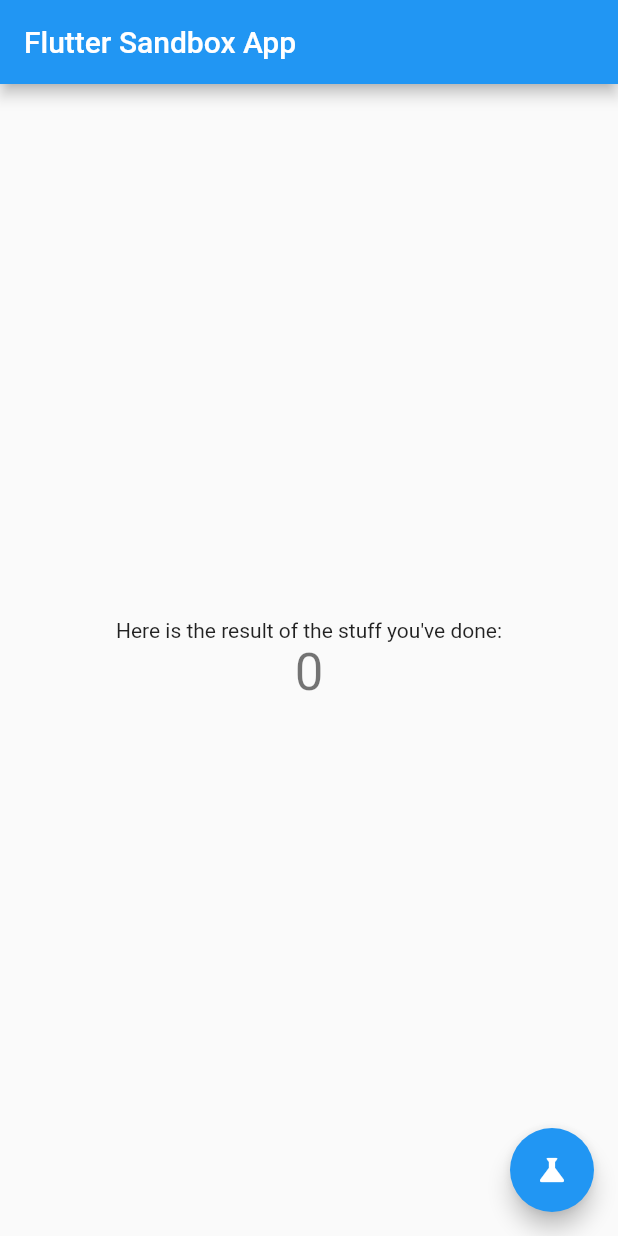
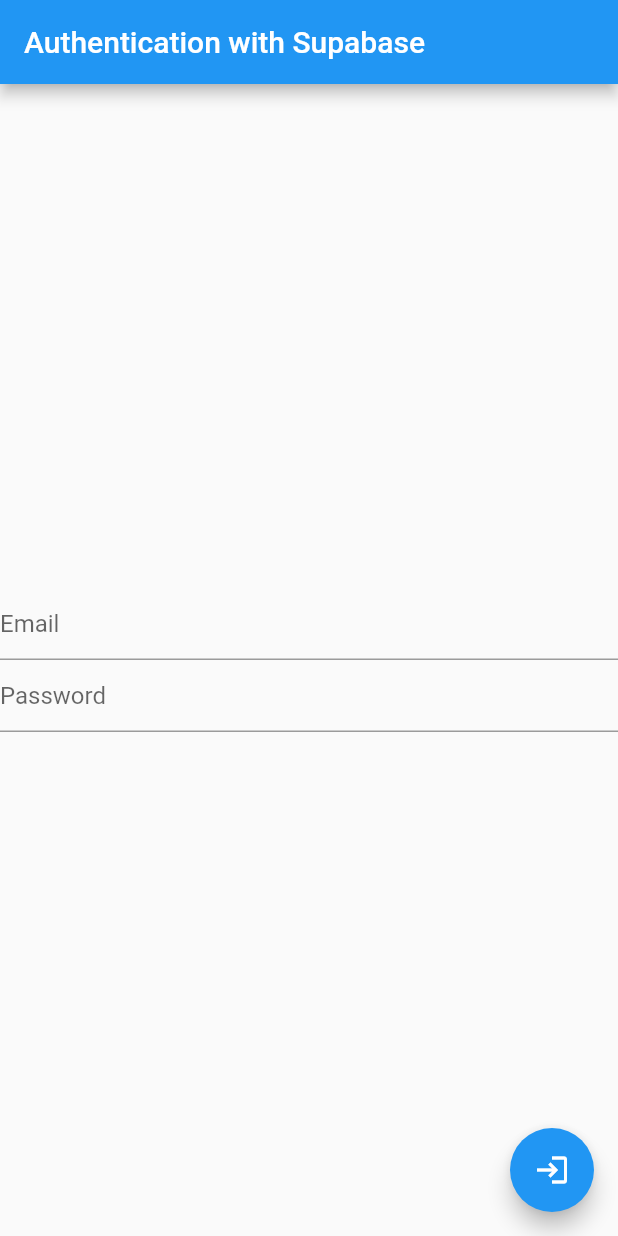
Before and after one commit to guitoof/flutter_sandbox, a Flutter app: the screen it shows after launch, on a phone screen of 412 x 824 dp. Run offline on Flutter 3.47's test engine with Material 2 defaults, Android fonts, the phone set to English and light mode, and no system bars.

Commit message:
:construction: (Authentication) Display basic auth page

```diff
--- /dev/null
+++ b/lib/authentication_page.dart
@@ -0,0 +1,60 @@
+import 'package:flutter/material.dart';
+
+class AuthenticationPage extends StatefulWidget {
+  const AuthenticationPage({super.key});
+
+  @override
+  State<AuthenticationPage> createState() => _AuthenticationPageState();
+}
+
+class _AuthenticationPageState extends State<AuthenticationPage> {
+  String email = '';
+
+  String password = '';
+
+  void _authenticate() {
+    print('email: $email');
+  }
+
+  @override
+  Widget build(BuildContext context) {
+    return Scaffold(
+      appBar: AppBar(
+        title: Text('Authentication with Supabase'),
+      ),
+      body: Center(
+        child: Column(
+          mainAxisAlignment: MainAxisAlignment.center,
+          children: <Widget>[
+            TextField(
+              key: Key('email'),
+              decoration: InputDecoration(
+                hintText: 'Email',
+              ),
+              onChanged: (value) {
+                setState(() {
+                  email = value;
+                });
+              },
+            ),
+            TextField(
+              key: Key('password'),
+              decoration: InputDecoration(
+                hintText: 'Password',
+              ),
+              onChanged: (value) {
+                setState(() {
+                  password = value;
+                });
+              },
+            ),
+          ],
+        ),
+      ),
+      floatingActionButton: FloatingActionButton(
+        onPressed: _authenticate,
+        child: Icon(Icons.login),
+      ),
+    );
+  }
+}
--- a/lib/main.dart
+++ b/lib/main.dart
@@ -1,51 +1,15 @@
 import 'package:flutter/material.dart';
+import 'package:flutter_sandbox/authentication_page.dart';
 
 void main() {
   runApp(MyApp());
 }
 
-class MyApp extends StatefulWidget {
-  final String title = 'Flutter Sandbox App';
-
-  @override
-  _MyAppState createState() => _MyAppState();
-}
-
-class _MyAppState extends State<MyApp> {
-  int _counter = 0;
-
-  void _doStuff() {
-    setState(() {
-      _counter++;
-    });
-  }
-
+class MyApp extends StatelessWidget {
   @override
   Widget build(BuildContext context) {
     return MaterialApp(
-      title: 'Flutter Demo',
-      home: Scaffold(
-        appBar: AppBar(
-          title: Text(widget.title),
-        ),
-        body: Center(
-          child: Column(
-            mainAxisAlignment: MainAxisAlignment.center,
-            children: <Widget>[
-              Text("Here is the result of the stuff you've done:"),
-              Text(
-                '$_counter',
-                style: Theme.of(context).textTheme.headline4,
-              ),
-            ],
-          ),
-        ),
-        floatingActionButton: FloatingActionButton(
-          onPressed: _doStuff,
-          tooltip: 'Do stuff...',
-          child: Icon(Icons.science),
-        ),
-      ),
+      home: AuthenticationPage(),
     );
   }
 }
```
